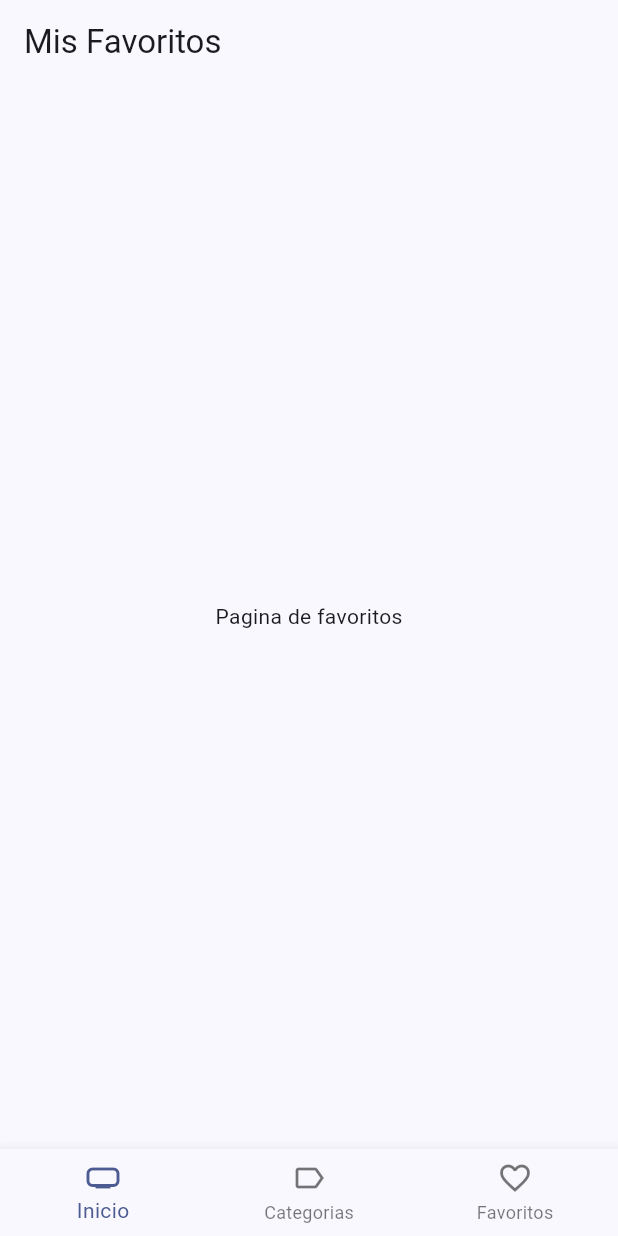
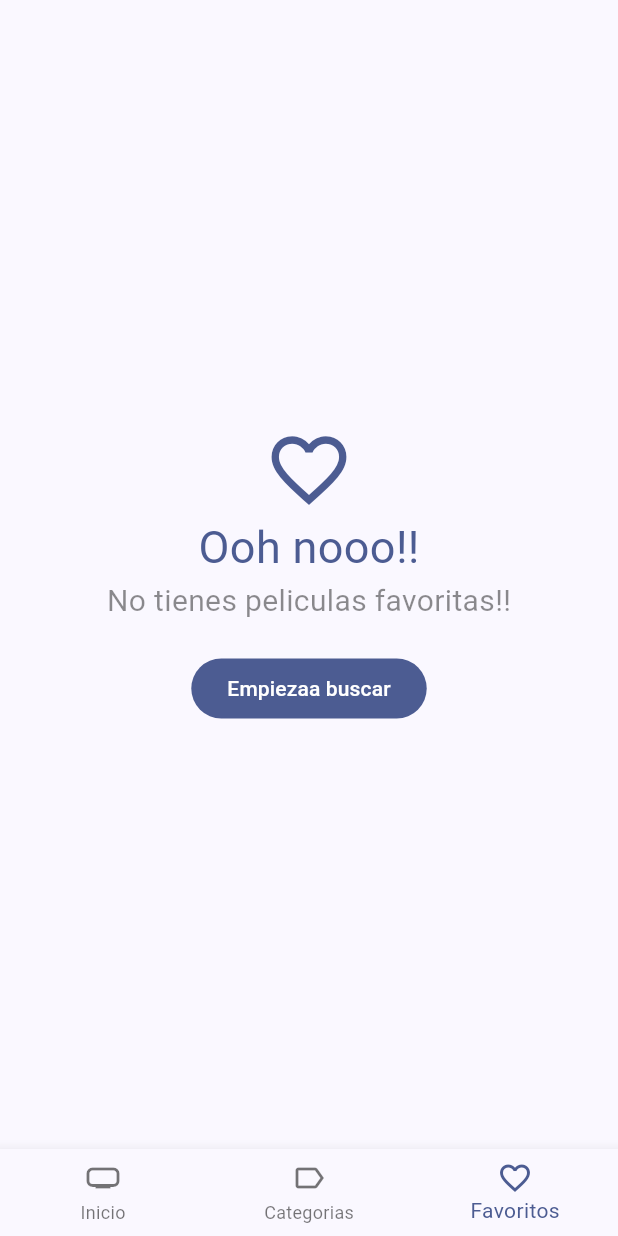
Before and after one commit to VMErik/cinemapedia-movil-flutter, a Flutter app: the screen it shows after launch, item 3 of the bottom bar chosen, on a phone screen of 412 x 824 dp. Run offline on Flutter 3.47's test engine with Material 3 defaults, Android fonts, the phone set to English and light mode, and no system bars; our stand-ins replace animate_do, card_swiper, dio, flutter_dotenv, flutter_riverpod, go_router and 2 more; missing offline and left inert: dart:ffi; accounts and stored records are empty; generated files the repository leaves out were written again; network calls fail.

Commit message:
Finalizacion de la aplicacion

```diff
--- a/lib/presentation/providers/providers.dart
+++ b/lib/presentation/providers/providers.dart
@@ -12,3 +12,7 @@ export 'actors/actors_repository_provider.dart';
 
 // Busquedas
 export 'search/search_movies_provider.dart';
+
+// Local Storage
+export 'storage/local_storage_provider.dart';
+export 'storage/favorite_movies_provider.dart';
--- a/lib/presentation/screens/movies/home_screen.dart
+++ b/lib/presentation/screens/movies/home_screen.dart
@@ -23,7 +23,7 @@ class HomeScreen extends StatelessWidget {
         index: pageIndex,
         children: viewRoutes,
       ),
-      bottomNavigationBar:  CustomBottomNavigation(currentIndex: 0,),
+      bottomNavigationBar:  CustomBottomNavigation(currentIndex: pageIndex,),
     );
   }
 }
--- a/lib/presentation/views/movies/favorites_view.dart
+++ b/lib/presentation/views/movies/favorites_view.dart
@@ -1,17 +1,73 @@
+import 'package:cinemapedia/presentation/providers/providers.dart';
+import 'package:cinemapedia/presentation/widgets/widgets.dart';
 import 'package:flutter/material.dart';
+import 'package:flutter_riverpod/flutter_riverpod.dart';
+import 'package:go_router/go_router.dart';
 
-class FavoriteView extends StatelessWidget {
+class FavoriteView extends ConsumerStatefulWidget {
   const FavoriteView({super.key});
 
   @override
+  FavoriteViewState createState() => FavoriteViewState();
+}
+
+class FavoriteViewState extends ConsumerState<FavoriteView> {
+
+  bool isLastPage = false;
+  bool isLoading = false;
+
+
+
+  @override
+  void initState() {
+    super.initState();
+    // Cargamos las peliculas
+    loadNextPage();
+  }
+
+  void loadNextPage() async{
+    if(isLoading || isLastPage) return;
+    isLoading = true;
+
+    final movies = await ref.read(favoriteMoviesProvider.notifier).loadNextPage();
+    isLoading = false;
+    if(movies.isEmpty){
+      isLastPage = true;
+    }
+
+  }
+
+  @override
   Widget build(BuildContext context) {
-    return  Scaffold(
-      appBar: AppBar(
-        title: const Text('Mis Favoritos')
-      ),
-      body: const Center(
-        child: Text('Pagina de favoritos'),
-      ),
+
+    // Otebenemos la lista de movies
+    final favoriteMovies = ref.watch(favoriteMoviesProvider).values.toList();
+
+    if(favoriteMovies.isEmpty){
+      final colors= Theme.of(context).colorScheme;
+      return Center(
+        child: Column(
+          mainAxisAlignment: MainAxisAlignment.center,
+          crossAxisAlignment: CrossAxisAlignment.center,
+          children: [
+            Icon(Icons.favorite_outline_sharp, size: 60 , color: colors.primary,),
+            Text('Ooh nooo!!',style: TextStyle(fontSize:30, color:colors.primary)),
+            const Text('No tienes peliculas favoritas!!',style: TextStyle(fontSize:20, color:Colors.black45)),
+            const SizedBox(height: 20,),
+            FilledButton(
+              onPressed: (){
+                context.go('/home/0') ;
+              },
+              child: const Text('Empiezaa buscar')
+            )
+          ],
+        ),
+      );
+    }
+
+    return MovieMasonry(
+      loadNextPage: loadNextPage,
+      movies: favoriteMovies
     );
   }
 }
--- a/lib/presentation/widgets/shared/custom_appbar.dart
+++ b/lib/presentation/widgets/shared/custom_appbar.dart
@@ -47,7 +47,7 @@ class CustomAppbar extends ConsumerWidget {
                   )).then(
                     (movie) {
                       if(movie == null) return;
-                        context.push('/movie/${ movie.id }');
+                        context.push('/home/0/movie/${ movie.id }');
                     }
                   );
 
--- a/lib/presentation/widgets/widgets.dart
+++ b/lib/presentation/widgets/widgets.dart
@@ -2,6 +2,10 @@
 
 export'package:cinemapedia/presentation/widgets/movies/movie_horizontal_listview.dart';
 export 'package:cinemapedia/presentation/widgets/movies/movie_slideshow.dart';
+export 'package:cinemapedia/presentation/widgets/movies/movie_masonry.dart';
+export 'package:cinemapedia/presentation/widgets/movies/movie_poster_link.dart';
+
+
 
 export'package:cinemapedia/presentation/widgets/shared/custom_bottom_navigation.dart';
 export 'package:cinemapedia/presentation/widgets/shared/custom_appbar.dart';
--- a/pubspec.yaml
+++ b/pubspec.yaml
@@ -14,13 +14,19 @@ dependencies:
     sdk: flutter
   flutter_dotenv: ^5.1.0
   flutter_riverpod: ^2.4.6
+  flutter_staggered_grid_view: ^0.7.0
   go_router: ^12.1.1
   intl: ^0.18.0
+  isar: ^3.1.0+1
+  isar_flutter_libs: ^3.1.0+1
+  path_provider: ^2.1.1
 
 dev_dependencies:
+  build_runner: ^2.4.7
   flutter_lints: ^2.0.0
   flutter_test:
     sdk: flutter
+  isar_generator: ^3.1.0+1
 
 flutter:
   uses-material-design: true
```
Also changed, not shown: lib/domain/datasources/local_storage_datasource.dart (added, +9 -0 lines), lib/domain/entities/movie.dart (+7 -0 lines), lib/domain/repositories/local_storage_repository.dart (added, +8 -0 lines), lib/infraestructure/datasources/isar_datasource.dart (added, +65 -0 lines), lib/infraestructure/repositories/local_storage_repository_impl.dart (added, +26 -0 lines), lib/presentation/providers/storage/favorite_movies_provider.dart (added, +55 -0 lines), lib/presentation/providers/storage/local_storage_provider.dart (added, +8 -0 lines), lib/presentation/screens/movies/movie_screen.dart (+84 -35 lines), lib/presentation/widgets/movies/movie_masonry.dart (added, +79 -0 lines), lib/presentation/widgets/movies/movie_poster_link.dart (added, +24 -0 lines), lib/domain/entities/movie.g.dart (added), pubspec.lock, 6 other files.
